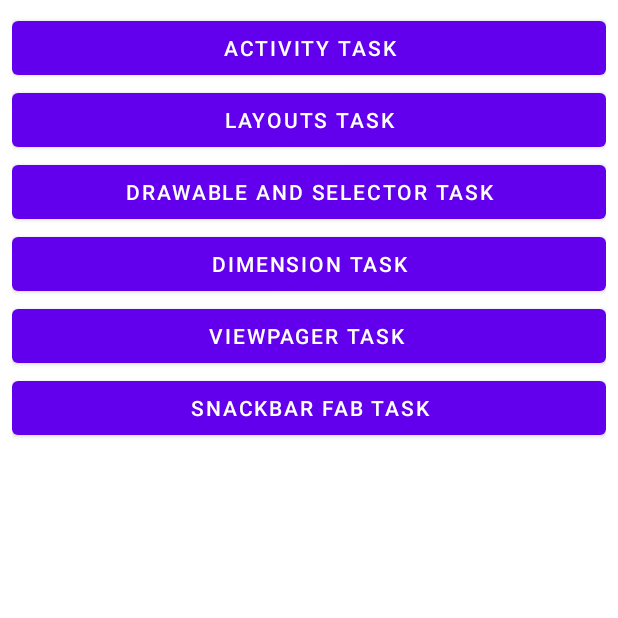
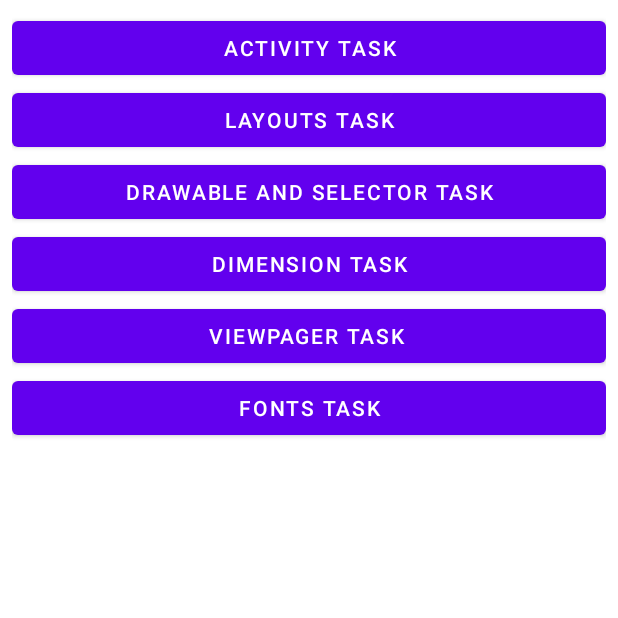
Before and after one commit to nishiket04/Mobile-Training-2025, an Android app: the screen it shows after launch (MainActivity), on a phone screen of 412 x 824 dp, the top half of it. Run offline under Robolectric (Android 15) with nearby library versions, the phone set to English and light mode, and no system bars.

Commit message:
added button in main kt

```diff
--- a/app/src/main/AndroidManifest.xml
+++ b/app/src/main/AndroidManifest.xml
@@ -13,7 +13,7 @@
         android:theme="@style/Theme.Task"
         tools:targetApi="31">
         <activity
-            android:name=".snackbar_fab.SnackbarFabActivity"
+            android:name=".fonts.FontsActivity"
             android:exported="false" />
         <activity
             android:name=".dimension.DimensionActivity"
--- a/app/src/main/java/com/nishiket/task/MainActivity.kt
+++ b/app/src/main/java/com/nishiket/task/MainActivity.kt
@@ -7,8 +7,8 @@ import androidx.appcompat.app.AppCompatActivity
 import com.nishiket.task.activity.TaskOfActivity
 import com.nishiket.task.dimension.DimensionActivity
 import com.nishiket.task.drawable.DrawableActivity
+import com.nishiket.task.fonts.FontsActivity
 import com.nishiket.task.layouts.LayoutsActivity
-import com.nishiket.task.snackbar_fab.SnackbarFabActivity
 import com.nishiket.task.viewpager.ViewPagerActivity
 
 class MainActivity : AppCompatActivity() {
@@ -17,7 +17,7 @@ class MainActivity : AppCompatActivity() {
     private lateinit var drawable_task: Button
     private lateinit var viewpager_task: Button
     private lateinit var dimension_task: Button
-    private lateinit var snackbar_fab_task: Button
+    private lateinit var fonts_task: Button
     override fun onCreate(savedInstanceState: Bundle?) {
         super.onCreate(savedInstanceState)
         setContentView(R.layout.activity_main)
@@ -42,9 +42,9 @@ class MainActivity : AppCompatActivity() {
         viewpager_task.setOnClickListener{ view->
             startActivity(viewPager)
         }
-        val snackBarFab: Intent = Intent(this, SnackbarFabActivity::class.java)
-        snackbar_fab_task.setOnClickListener{ view->
-            startActivity(snackBarFab)
+        val fonts: Intent = Intent(this, FontsActivity::class.java)
+        fonts_task.setOnClickListener{ view->
+            startActivity(fonts)
         }
     }
 
@@ -54,7 +54,7 @@ class MainActivity : AppCompatActivity() {
         drawable_task = findViewById(R.id.drawable_task)
         viewpager_task = findViewById(R.id.viewpager_task)
         dimension_task = findViewById(R.id.dimension_task)
-        snackbar_fab_task = findViewById(R.id.Snackbar_fab_task)
+        fonts_task = findViewById(R.id.fonts_task)
     }
 
 }
--- a/app/src/main/res/layout/activity_main.xml
+++ b/app/src/main/res/layout/activity_main.xml
@@ -40,10 +40,10 @@
         android:text="ViewPager Task "
         />
     <Button
-        android:id="@+id/Snackbar_fab_task"
+        android:id="@+id/fonts_task"
         android:layout_width="match_parent"
         android:layout_height="wrap_content"
-        android:text="Snackbar Fab Task"
+        android:text="Fonts Task"
         />
 
 </LinearLayout>
```
Also changed, not shown: app/src/main/java/com/nishiket/task/fonts/FontsActivity.kt (added, +12 -0 lines), app/src/main/res/layout/activity_fonts.xml (added, +10 -0 lines).
